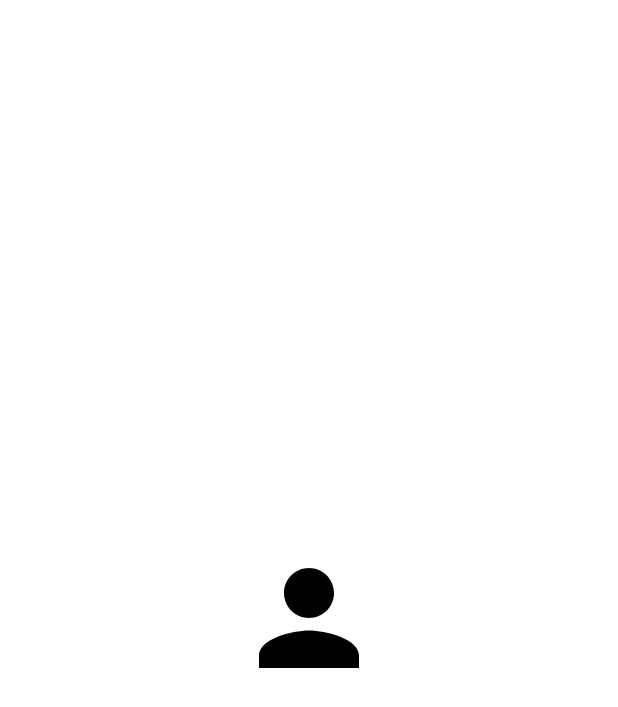
After one commit to C23-PS419/PetaniKita-MobileApp, an Android app: the SplashScreen screen opened directly, with no data from a screen before it, on a phone screen of 412 x 824 dp. The commit adds this screen. Shown: the top 707 px of the screen. Run offline under Robolectric (Android 15) with nearby library versions, the phone set to English and light mode, and no system bars.

Commit message:
Adding SplashScreen. I have implemented screen direction from the SplashScreen to the MainActivity if a session exists in local data, or to the LoginActivity if it does not.

```diff
--- /dev/null
+++ b/app/src/main/java/com/c23ps419/petanikita/ui/splash/SplashScreen.kt
@@ -0,0 +1,48 @@
+package com.c23ps419.petanikita.ui.splash
+
+import android.annotation.SuppressLint
+import android.content.Context
+import android.content.Intent
+import androidx.appcompat.app.AppCompatActivity
+import android.os.Bundle
+import android.os.Handler
+import android.os.Looper
+import androidx.datastore.core.DataStore
+import androidx.datastore.preferences.core.Preferences
+import androidx.datastore.preferences.preferencesDataStore
+import androidx.lifecycle.lifecycleScope
+import com.c23ps419.petanikita.R
+import com.c23ps419.petanikita.data.local.datastore.UserPreferences
+import com.c23ps419.petanikita.ui.login.LoginActivity
+import com.c23ps419.petanikita.ui.main.MainActivity
+import kotlinx.coroutines.flow.first
+import kotlinx.coroutines.launch
+
+private val Context.dataStore: DataStore<Preferences> by preferencesDataStore(name = "user")
+
+@SuppressLint("CustomSplashScreen")
+@Suppress("DEPRECATION")
+class SplashScreen : AppCompatActivity() {
+    override fun onCreate(savedInstanceState: Bundle?) {
+        super.onCreate(savedInstanceState)
+        setContentView(R.layout.activity_splash_screen)
+
+        val preferences = UserPreferences.getInstance(dataStore)
+
+        Handler(Looper.getMainLooper()).postDelayed({
+            lifecycleScope.launch {
+                val session = preferences.getUserSession().first()
+                if (session) {
+                    val intent = Intent(this@SplashScreen, MainActivity::class.java)
+                    intent.flags = Intent.FLAG_ACTIVITY_CLEAR_TOP
+                    startActivity(intent)
+                    finish()
+                } else {
+                    val intent = Intent(this@SplashScreen, LoginActivity::class.java)
+                    startActivity(intent)
+                    finish()
+                }
+            }
+        }, 2000)
+    }
+}
--- /dev/null
+++ b/app/src/main/res/layout/activity_splash_screen.xml
@@ -0,0 +1,20 @@
+<?xml version="1.0" encoding="utf-8"?>
+<androidx.constraintlayout.widget.ConstraintLayout xmlns:android="http://schemas.android.com/apk/res/android"
+    xmlns:app="http://schemas.android.com/apk/res-auto"
+    xmlns:tools="http://schemas.android.com/tools"
+    android:layout_width="match_parent"
+    android:layout_height="match_parent"
+    tools:context=".ui.splash.SplashScreen">
+
+    <ImageView
+        android:id="@+id/imageView"
+        android:layout_width="100dp"
+        android:layout_height="100dp"
+        app:layout_constraintBottom_toBottomOf="parent"
+        app:layout_constraintEnd_toEndOf="parent"
+        app:layout_constraintStart_toStartOf="parent"
+        app:layout_constraintTop_toTopOf="parent"
+        android:src="@drawable/baseline_person_24"
+        android:contentDescription="@string/splash_screen" />
+
+</androidx.constraintlayout.widget.ConstraintLayout>
--- a/app/src/main/res/values/strings.xml
+++ b/app/src/main/res/values/strings.xml
@@ -15,5 +15,6 @@
     <string name="phone_number">Nomor Telepon</string>
     <string name="sudah_punya_akun">Sudah punya akun?</string>
     <string name="logout">logout</string>
+    <string name="splash_screen">Splash Screen</string>
 
 </resources>
```
Also changed, not shown: app/src/main/AndroidManifest.xml (+7 -4 lines), app/src/main/java/com/c23ps419/petanikita/data/DataRepository.kt (+7 -9 lines).
